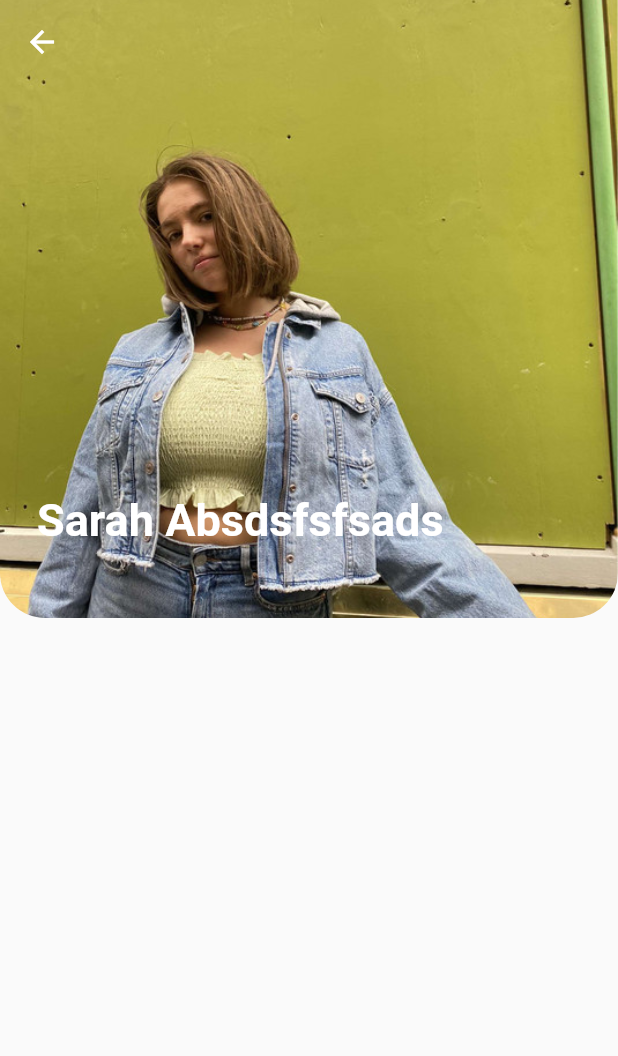
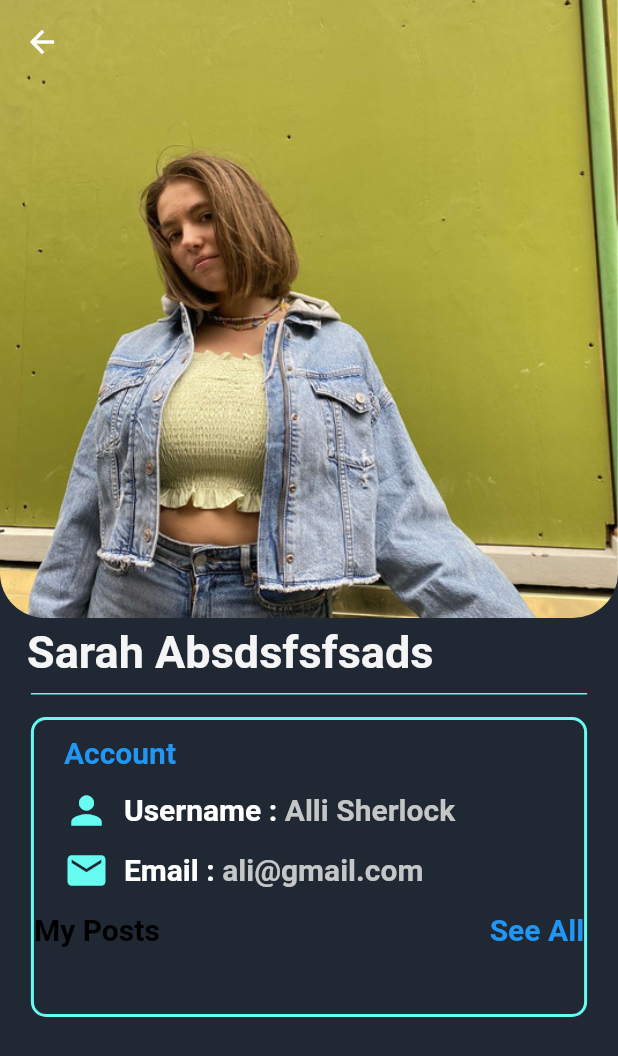
Before and after one commit to MahanVeisi8/Amir-Mahan-Reddit, a Flutter app: the UserPage screen opened directly, on a phone screen of 412 x 824 dp. Shown: the top 1056 px of the screen. Run offline on Flutter 3.47's test engine with Material 2 defaults, Android fonts, the phone set to English and light mode, and no system bars; our stand-ins replace animated_splash_screen, flutter_bloc, flutter_icons, fluttertoast; accounts and stored records are empty.

Commit message:
updating profile

```diff
--- a/Amir_Mahan_Reddit/lib/Screens/OnSidebar/ProfilePage.dart
+++ b/Amir_Mahan_Reddit/lib/Screens/OnSidebar/ProfilePage.dart
@@ -30,8 +30,9 @@ class _UserPageState extends State<UserPage> {
         backgroundColor: Colors.transparent,
       ),
       extendBodyBehindAppBar: true,
+      backgroundColor: Color(0xFF1F2833),
       body: SingleChildScrollView(
-        child: Stack(
+        child: Column(
           children: [
             SizedBox(
               height: MediaQuery.of(context).size.height/2,
@@ -49,47 +50,165 @@ class _UserPageState extends State<UserPage> {
               ),
             ),
               Positioned(
-              top: MediaQuery.of(context).size.height/2 * 0.80,
-              left: MediaQuery.of(context).size.width/2 * 0.12,
+                top: MediaQuery.of(context).size.height/2 * 0.8,
+                left: MediaQuery.of(context).size.width/2 * 0.20,
                 child:  Container(
                   width: MediaQuery.of(context).size.width,
                   height: 50,
+                  padding: EdgeInsets.symmetric(
+                      horizontal: 18,
+                    vertical: 5
+                  ),
                   child: Text(
                     'Sarah Absdsfsfsads',
                     style: TextStyle(
                       fontSize: 30,
                       fontWeight: FontWeight.bold,
-                    color: Colors.white,
+                      color: Color(0xFFF5F5F5),
                     ),
                   ),
                   ),
                 ),
-            Positioned(
-              top: MediaQuery.of(context).size.height * 0.7,
+            SizedBox(
+              height: 1,
+              width: MediaQuery.of(context).size.width * 0.9,
               child: Container(
+                color: Color(0xFF66FCF1),
+              ),
+            ),
+            Container(
+              padding: EdgeInsets.all(15),
+              height: 400,
               width: MediaQuery.of(context).size.width,
-                // height: ,
+              child: Column(
+                children: [
+                  Container(
+                    // backgroundColor: Color(0xFF1F2833),
+                    // color: Color(0xFF1F2833),
                     height: 200,
-                // width: 300 ,
-                // padding: EdgeInsets.all(10),
-                // decoration: BoxDecoration(
-                //   borderRadius: BorderRadius.only(
-                //     bottomLeft: Radius.circular(30),
-                //     bottomRight: Radius.circular(30),
-                //   ),
-                //   color: Colors.white,
-                // ),
+                    width: MediaQuery.of(context).size.width * 0.9,
+                    decoration: BoxDecoration(
+                      borderRadius: BorderRadius.circular(10),
+                      // color: Colors.white,
+                     color: Color(0xFF1F2833),
+                      border: Border.all(
+                        color: Color(0xFF66FCF1),
+                        width: 2,
+                      ),
+                    ),
+                    child: Column(
+                      // mainAxisAlignment: MainAxisAlignment.spaceBetween,
+                      children: [
+                        Container(
+                          padding: EdgeInsets.fromLTRB(20, 10, 10, 0),
+                          height: 35,
+                          width: MediaQuery.of(context).size.width,
                           child: Text(
-                  'Sarah Absdsfsfsads',
+                            'Account',
                             style: TextStyle(
-                    fontSize: 30,
+                              fontSize: 20,
+                              fontWeight: FontWeight.bold,
+                              color: Colors.blue,
+                            ),
+                          ),
+                        ),
+                        Container(
+                          padding: EdgeInsets.fromLTRB(20, 0, 10, 0),
+                          // margin: EdgeInsets.only(left: 10),
+                          height: 50,
+                          width: MediaQuery.of(context).size.width,
+                          child: Row(
+                            children: [
+                              Icon(
+                                Icons.person,
+                                color: Color(0xFF66FCF1),
+                                size: 30,
+                              ),
+                              SizedBox(width: 10),
+                              Text(
+                                'Username : ',
+                                style: TextStyle(
+                                  fontSize: 20,
+                                  fontWeight: FontWeight.bold,
+                                  color: Colors.white,
+                                ),
+                              ),
+                              Text(
+                                'Alli Sherlock',
+                                style: TextStyle(
+                                  fontSize: 20,
+                                  fontWeight: FontWeight.bold,
+                                  color: Color(0xFFC5C6C7),
+                                ),
+                              ),
+                              ],
+                          )
+                        ),
+                        Container(
+                          padding: EdgeInsets.fromLTRB(20, 0, 10, 0),
+                          // margin: EdgeInsets.only(left: 10),
+                          height: 30,
+                          width: MediaQuery.of(context).size.width,
+                          child: Row(
+                            children: [
+                              Icon(
+                                Icons.email,
+                                color: Color(0xFF66FCF1),
+                                size: 30,
+                              ),
+                              SizedBox(width: 10),
+                              Text(
+                                'Email : ',
+                                style: TextStyle(
+                                  fontSize: 20,
+                                  fontWeight: FontWeight.bold,
+                                  color: Colors.white,
+                                ),
+                              ),
+                              Text(
+                                'ali@gmail.com',
+                                style: TextStyle(
+                                  fontSize: 20,
+                                  fontWeight: FontWeight.bold,
+                                  color: Color(0xFFC5C6C7),
+                                ),
+                              ),
+                      ],
+                    ),
+                  ),
+                  Container(
+                    height: 50,
+                    width: MediaQuery.of(context).size.width,
+                    child: Row(
+                      mainAxisAlignment: MainAxisAlignment.spaceBetween,
+                      children: [
+                        Text(
+                          'My Posts',
+                          style: TextStyle(
+                            fontSize: 20,
                             fontWeight: FontWeight.bold,
                             color: Colors.black,
                           ),
                         ),
-              )
+                        Text(
+                          'See All',
+                          style: TextStyle(
+                            fontSize: 20,
+                            fontWeight: FontWeight.bold,
+                            color: Colors.blue,
+                          ),
+                        ),
+                      ],
+                    ),
+                  ),
+
+                          ],
+                        ),
                       ),
                     ]
+                  ),
+                ),
+          ],
         ),
       ),
     );
```
Lines whose indentation alone changed are shown as unchanged.
